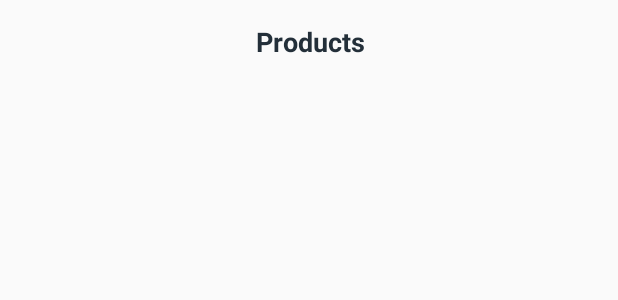
After one commit to elianaferreira/ProductsList, an Android app: the layout toolbar.xml on its own in the app's theme, with its tools: preview values and no code run, on a phone screen of 412 x 824 dp. The commit adds this screen. Shown: the top 300 px of the screen. Run offline under Robolectric (Android 15) with nearby library versions, the phone set to English and light mode, and no system bars.

Commit message:
improve in styles

```diff
--- a/app/src/main/java/com/github/elianaferreira/productslist/stories/products/view/MainActivity.kt
+++ b/app/src/main/java/com/github/elianaferreira/productslist/stories/products/view/MainActivity.kt
@@ -5,6 +5,7 @@ import android.os.Bundle
 import android.util.Log
 import android.widget.Toast
 import androidx.recyclerview.widget.LinearLayoutManager
+import com.github.elianaferreira.productslist.R
 import com.github.elianaferreira.productslist.databinding.ActivityMainBinding
 import com.github.elianaferreira.productslist.stories.products.model.entities.Product
 import com.github.elianaferreira.productslist.stories.products.presenter.ProductsListPresenterImpl
@@ -20,6 +21,10 @@ class MainActivity : AppCompatActivity(), ProductsListView {
         val view = binding.root
         setContentView(view)
 
+        setSupportActionBar(binding.includedToolbar.toolbar)
+        binding.includedToolbar.toolbarTitle.text = getString(R.string.products_label)
+        setSupportActionBar(binding.includedToolbar.toolbar)
+
         binding.rvProducts.layoutManager = LinearLayoutManager(this@MainActivity)
 
         val presenter = ProductsListPresenterImpl(this@MainActivity)
--- a/app/src/main/res/layout/activity_main.xml
+++ b/app/src/main/res/layout/activity_main.xml
@@ -9,10 +9,10 @@
     android:orientation="vertical"
     android:background="@color/white">
 
-    <androidx.appcompat.widget.Toolbar
-        android:layout_width="match_parent"
-        android:layout_height="wrap_content"
-        app:title="@string/app_name" />
+    <include
+        android:id="@+id/included_toolbar"
+        layout="@layout/toolbar" />
+
     <androidx.appcompat.widget.SearchView
         android:id="@+id/sv_products"
         android:layout_width="match_parent"
--- /dev/null
+++ b/app/src/main/res/layout/toolbar.xml
@@ -0,0 +1,19 @@
+<?xml version="1.0" encoding="utf-8"?>
+<androidx.appcompat.widget.Toolbar
+    xmlns:android="http://schemas.android.com/apk/res/android"
+    android:id="@+id/toolbar"
+    android:layout_width="match_parent"
+    android:layout_height="?attr/actionBarSize"
+    android:elevation="@dimen/elevation">
+
+    <TextView
+        android:id="@+id/toolbar_title"
+        android:layout_width="match_parent"
+        android:layout_height="wrap_content"
+        android:text="@string/products_label"
+        android:gravity="center"
+        android:layout_marginEnd="@dimen/toolbar_margin"
+        style="@style/Title"/>
+
+
+</androidx.appcompat.widget.Toolbar>
--- a/app/src/main/res/values-night/themes.xml
+++ /dev/null
@@ -1,16 +0,0 @@
-<resources xmlns:tools="http://schemas.android.com/tools">
-    <!-- Base application theme. -->
-    <style name="Theme.ProductsList" parent="Theme.MaterialComponents.DayNight.DarkActionBar">
-        <!-- Primary brand color. -->
-        <item name="colorPrimary">@color/purple_200</item>
-        <item name="colorPrimaryVariant">@color/purple_700</item>
-        <item name="colorOnPrimary">@color/black</item>
-        <!-- Secondary brand color. -->
-        <item name="colorSecondary">@color/teal_200</item>
-        <item name="colorSecondaryVariant">@color/teal_200</item>
-        <item name="colorOnSecondary">@color/black</item>
-        <!-- Status bar color. -->
-        <item name="android:statusBarColor" tools:targetApi="l">?attr/colorPrimaryVariant</item>
-        <!-- Customize your theme here. -->
-    </style>
-</resources>
--- a/app/src/main/res/values/colors.xml
+++ b/app/src/main/res/values/colors.xml
@@ -1,13 +1,11 @@
 <?xml version="1.0" encoding="utf-8"?>
 <resources>
-    <color name="purple_200">#FFBB86FC</color>
-    <color name="purple_500">#FF6200EE</color>
-    <color name="purple_700">#FF3700B3</color>
-    <color name="teal_200">#FF03DAC5</color>
-    <color name="teal_700">#FF018786</color>
     <color name="black">#FF000000</color>
     <color name="white">#FFFFFFFF</color>
+    <color name="blue">#398DE3</color>
+    <color name="dark_blue">#0060b0</color>
+    <color name="light_gray">#7b8e9d</color>
 
     <color name="text_color">#232f39</color>
-    <color name="light_gray">#7b8e9d</color>
+
 </resources>
--- a/app/src/main/res/values/dimens.xml
+++ b/app/src/main/res/values/dimens.xml
@@ -3,6 +3,7 @@
     <dimen name="general_margin">16dp</dimen>
     <dimen name="medium_margin">8dp</dimen>
     <dimen name="space">12dp</dimen>
+    <dimen name="toolbar_margin">14.5sp</dimen>
 
     <dimen name="title">18sp</dimen>
     <dimen name="medium_text">14sp</dimen>
@@ -12,4 +13,5 @@
     <dimen name="item_height">200dp</dimen>
     <dimen name="item_image_size">100dp</dimen>
     <dimen name="line_height">2dp</dimen>
+    <dimen name="elevation">4dp</dimen>
 </resources>
--- a/app/src/main/res/values/strings.xml
+++ b/app/src/main/res/values/strings.xml
@@ -1,7 +1,8 @@
 <resources>
-    <string name="app_name">ProductsList</string>
+    <string name="app_name">Sowingo App</string>
 
     <string name="generic_error_message">An error occurred retrieving dta from server</string>
 
     <string name="price_label">$%1$s</string>
+    <string name="products_label">Products</string>
 </resources>
--- a/app/src/main/res/values/styles.xml
+++ b/app/src/main/res/values/styles.xml
@@ -9,6 +9,10 @@
         <item name="android:textStyle">bold</item>
     </style>
 
+    <style name="Title" parent="BoldText">
+        <item name="android:textSize">@dimen/title</item>
+    </style>
+
     <style name="StrikethroughText" parent="Widget.AppCompat.TextView">
         <item name="android:textSize">@dimen/small_text</item>
         <item name="android:textColor">@color/light_gray</item>
--- a/app/src/main/res/values/themes.xml
+++ b/app/src/main/res/values/themes.xml
@@ -1,16 +1,16 @@
 <resources xmlns:tools="http://schemas.android.com/tools">
     <!-- Base application theme. -->
-    <style name="Theme.ProductsList" parent="Theme.MaterialComponents.DayNight.DarkActionBar">
+    <style name="Theme.ProductsList" parent="Theme.AppCompat.Light.NoActionBar">
         <!-- Primary brand color. -->
-        <item name="colorPrimary">@color/purple_500</item>
-        <item name="colorPrimaryVariant">@color/purple_700</item>
-        <item name="colorOnPrimary">@color/white</item>
+        <item name="colorPrimary">@color/blue</item>
+        <item name="colorPrimaryVariant">@color/dark_blue</item>
+        <item name="colorOnPrimary">@color/black</item>
         <!-- Secondary brand color. -->
-        <item name="colorSecondary">@color/teal_200</item>
-        <item name="colorSecondaryVariant">@color/teal_700</item>
+        <item name="colorSecondary">@color/blue</item>
+        <item name="colorSecondaryVariant">@color/dark_blue</item>
         <item name="colorOnSecondary">@color/black</item>
         <!-- Status bar color. -->
         <item name="android:statusBarColor" tools:targetApi="l">?attr/colorPrimaryVariant</item>
-        <!-- Customize your theme here. -->
+        <item name="windowActionBar">false</item>
     </style>
 </resources>
```
